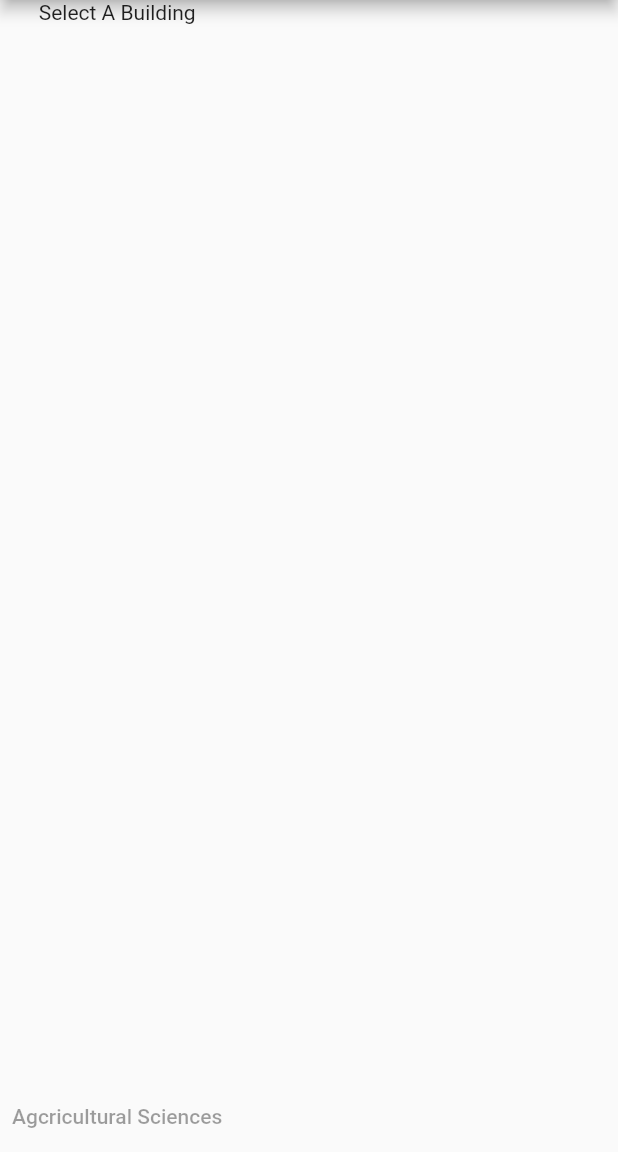
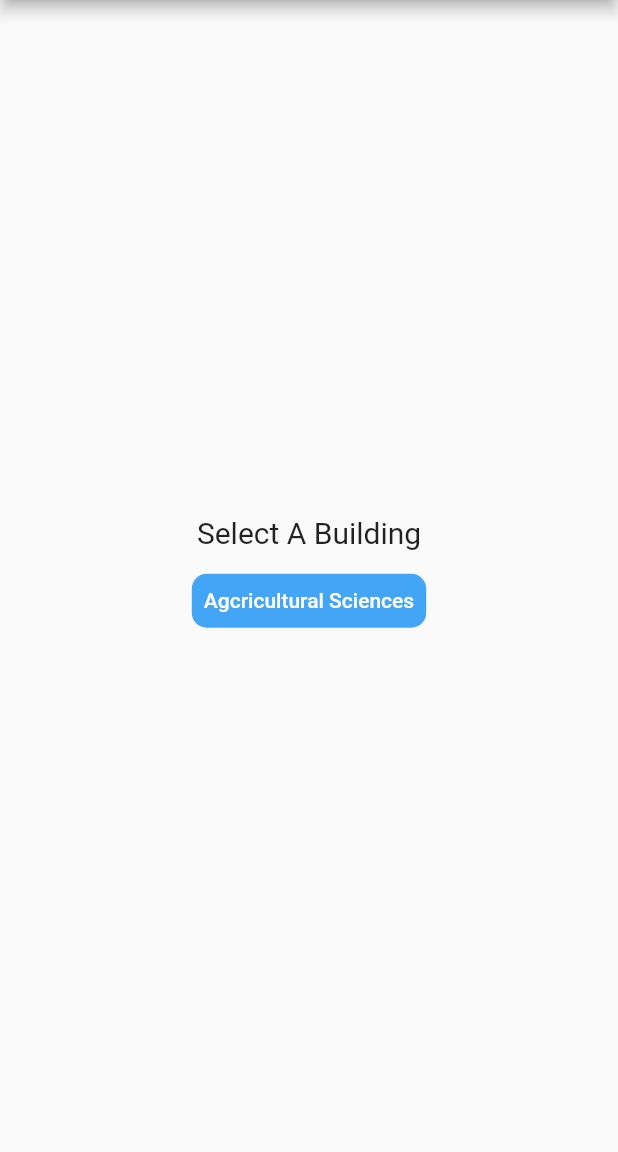
Before and after one commit to KeysGilbert/HackPSU-Project, a Flutter app: the screen it shows after launch, on a phone screen of 412 x 824 dp, the part 84-1236 px from its top. Run offline on Flutter 3.47's test engine with Material 2 defaults, Android fonts, the phone set to English and light mode, and no system bars.

Commit message:
add button for ag-sci

```diff
--- a/stumap/lib/HomePage.dart
+++ b/stumap/lib/HomePage.dart
@@ -10,14 +10,32 @@ class HomePage extends StatelessWidget {
         title: Text('Welcome to StuMap'),
         centerTitle: true,
       ),
-      body: Column(
-        children: const <Widget>[
-          Expanded(
-            child: Text('Select A Building'),
+      body: Center(
+        child: Padding(
+          padding: EdgeInsets.all(10.8),
+          child: Column(
+            mainAxisAlignment: MainAxisAlignment.center,
+            children: <Widget>[
+              Text(
+                'Select A Building',
+                style: TextStyle(fontSize: 20),
+              ),
+              SizedBox(height: 10, width: 10),
+              TextButton(
+                child: Text(
+                  'Agcricultural Sciences',
+                  style: TextStyle(color: Colors.white),
+                ),
+                style: ButtonStyle(
+                    backgroundColor:
+                        MaterialStateProperty.all(Colors.blue[400]),
+                    shape: MaterialStateProperty.all(RoundedRectangleBorder(
+                        borderRadius: BorderRadius.circular(10)))),
+                onPressed: () {},
+              ),
+            ],
           ),
-          SizedBox(height: 10, width: 10),
-          TextButton(onPressed: null, child: Text('Agcricultural Sciences')),
-        ],
+        ),
       ),
     );
   }
```
